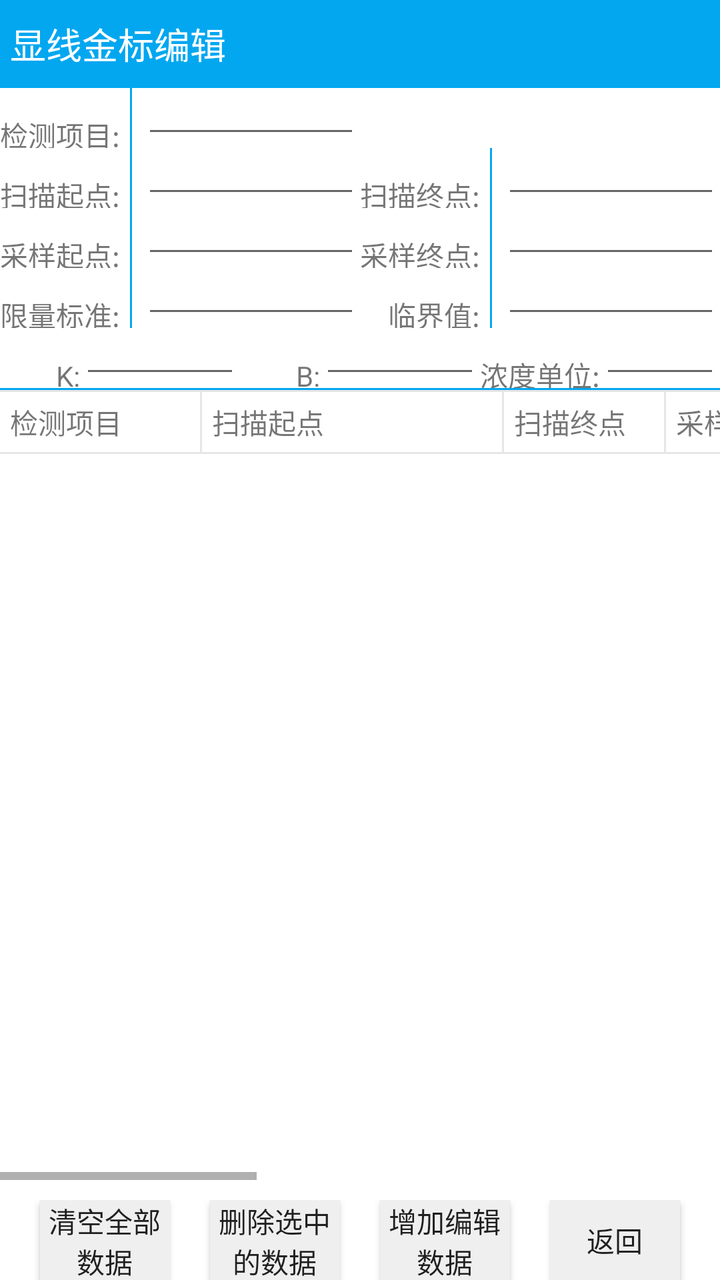
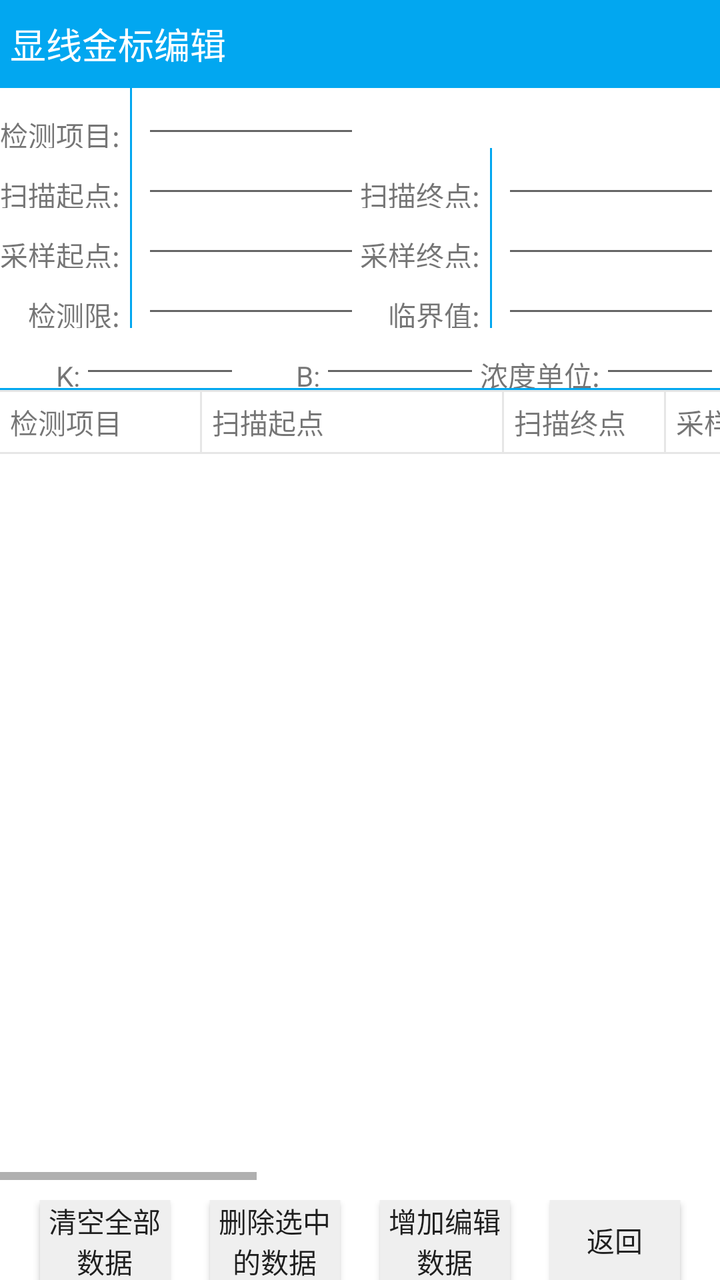

Before-and-after screenshots of an Android layout around one commit, followed by the original layout XML and the change that was made.
<!-- AndroidManifest.xml: application theme AppTheme -->
<!-- res/layout/check_projectround_edit.xml -->
<?xml version="1.0" encoding="utf-8"?>
<LinearLayout xmlns:android="http://schemas.android.com/apk/res/android"
    android:layout_width="match_parent"
    android:layout_height="match_parent"
    android:background="#ffffff"
    android:orientation="vertical" >

    <TextView
        android:layout_width="match_parent"
        android:layout_height="44dp"
        android:layout_alignParentTop="true"
        android:background="@color/THEME_COLOR"
        android:gravity="center_vertical"
        android:paddingLeft="5dp"
        android:text="显线金标编辑"
        android:textColor="#ffffff"
        android:textSize="18sp" />

    <TableLayout
        android:layout_width="match_parent"
        android:layout_height="wrap_content" >

        <TableRow>

            <LinearLayout
                android:layout_width="0dp"
                android:layout_height="30dp"
                android:layout_weight="1.0"
                android:orientation="horizontal" >

                <TextView
                    android:layout_width="60dp"
                    android:layout_height="30dp"
                    android:gravity="center_vertical|right"
                    android:text="检测项目:" />

                <View
                    android:layout_width="1dp"
                    android:layout_height="match_parent"
                    android:layout_marginLeft="5dp"
                    android:layout_marginRight="5dp"
                    android:background="@color/THEME_COLOR" />

                <EditText
                    android:lines="1"
                    android:layout_width="0dp"
                    android:layout_height="30dp"
                    android:layout_weight="1.0" />
            </LinearLayout>

            <LinearLayout
                android:layout_width="0dp"
                android:layout_height="30dp"
                android:layout_weight="1.0"
                android:orientation="horizontal" >
            </LinearLayout>
        </TableRow>

        <TableRow>

            <LinearLayout
                android:layout_width="0dp"
                android:layout_height="30dp"
                android:layout_weight="1.0"
                android:orientation="horizontal" >

                <TextView
                    android:layout_width="60dp"
                    android:layout_height="30dp"
                    android:gravity="center_vertical|right"
                    android:text="扫描起点:" />

                <View
                    android:layout_width="1dp"
                    android:layout_height="match_parent"
                    android:layout_marginLeft="5dp"
                    android:layout_marginRight="5dp"
                    android:background="@color/THEME_COLOR" />

                <EditText
                    android:lines="1"
                    android:layout_width="0dp"
                    android:layout_height="30dp"
                    android:layout_weight="1.0" />
            </LinearLayout>

            <LinearLayout
                android:layout_width="0dp"
                android:layout_height="30dp"
                android:layout_weight="1.0"
                android:orientation="horizontal" >

                <TextView
                    android:layout_width="60dp"
                    android:layout_height="30dp"
                    android:gravity="center_vertical|right"
                    android:text="扫描终点:" />

                <View
                    android:layout_width="1dp"
                    android:layout_height="match_parent"
                    android:layout_marginLeft="5dp"
                    android:layout_marginRight="5dp"
                    android:background="@color/THEME_COLOR" />

                <EditText
                    android:lines="1"
                    android:layout_width="0dp"
                    android:layout_height="30dp"
                    android:layout_weight="1.0" />
            </LinearLayout>
        </TableRow>

        <TableRow>

            <LinearLayout
                android:layout_width="0dp"
                android:layout_height="30dp"
                android:layout_weight="1.0"
                android:orientation="horizontal" >

                <TextView
                    android:layout_width="60dp"
                    android:layout_height="30dp"
                    android:gravity="center_vertical|right"
                    android:text="采样起点:" />

                <View
                    android:layout_width="1dp"
                    android:layout_height="match_parent"
                    android:layout_marginLeft="5dp"
                    android:layout_marginRight="5dp"
                    android:background="@color/THEME_COLOR" />

                <EditText
                    android:lines="1"
                    android:layout_width="0dp"
                    android:layout_height="30dp"
                    android:layout_weight="1.0" />
            </LinearLayout>

            <LinearLayout
                android:layout_width="0dp"
                android:layout_height="30dp"
                android:layout_weight="1.0"
                android:orientation="horizontal" >

                <TextView
                    android:layout_width="60dp"
                    android:layout_height="30dp"
                    android:gravity="center_vertical|right"
                    android:text="采样终点:" />

                <View
                    android:layout_width="1dp"
                    android:layout_height="match_parent"
                    android:layout_marginLeft="5dp"
                    android:layout_marginRight="5dp"
                    android:background="@color/THEME_COLOR" />

                <EditText
                    android:lines="1"
                    android:layout_width="0dp"
                    android:layout_height="30dp"
                    android:layout_weight="1.0" />
            </LinearLayout>
        </TableRow>

        <TableRow>

            <LinearLayout
                android:layout_width="0dp"
                android:layout_height="30dp"
                android:layout_weight="1.0"
                android:orientation="horizontal" >

                <TextView
                    android:layout_width="60dp"
                    android:layout_height="30dp"
                    android:gravity="center_vertical|right"
                    android:text="限量标准:" />

                <View
                    android:layout_width="1dp"
                    android:layout_height="match_parent"
                    android:layout_marginLeft="5dp"
                    android:layout_marginRight="5dp"
                    android:background="@color/THEME_COLOR" />

                <EditText
                    android:lines="1"
                    android:layout_width="0dp"
                    android:layout_height="30dp"
                    android:layout_weight="1.0" />
            </LinearLayout>

            <LinearLayout
                android:layout_width="0dp"
                android:layout_height="30dp"
                android:layout_weight="1.0"
                android:orientation="horizontal" >

                <TextView
                    android:layout_width="60dp"
                    android:layout_height="30dp"
                    android:gravity="center_vertical|right"
                    android:text="临界值:" />

                <View
                    android:layout_width="1dp"
                    android:layout_height="match_parent"
                    android:layout_marginLeft="5dp"
                    android:layout_marginRight="5dp"
                    android:background="@color/THEME_COLOR" />

                <EditText
                    android:lines="1"
                    android:layout_width="0dp"
                    android:layout_height="30dp"
                    android:layout_weight="1.0" />
            </LinearLayout>
        </TableRow>

        <TableRow>

            <LinearLayout
                android:layout_width="0dp"
                android:layout_height="30dp"
                android:layout_weight="1.0"
                android:orientation="horizontal" >

                <TextView
                    android:layout_width="40dp"
                    android:layout_height="30dp"
                    android:gravity="center_vertical|right"
                    android:text="K:" />

                <EditText
                    android:lines="1"
                    android:layout_width="0dp"
                    android:layout_height="30dp"
                    android:layout_weight="1.0" />
            </LinearLayout>

            <LinearLayout
                android:layout_width="0dp"
                android:layout_height="30dp"
                android:layout_weight="1.0"
                android:orientation="horizontal" >

                <TextView
                    android:layout_width="40dp"
                    android:layout_height="30dp"
                    android:gravity="center_vertical|right"
                    android:text="B:" />

                <EditText
                    android:lines="1"
                    android:layout_width="0dp"
                    android:layout_height="30dp"
                    android:layout_weight="1.0" />
            </LinearLayout>

            <LinearLayout
                android:layout_width="0dp"
                android:layout_height="30dp"
                android:layout_weight="1.0"
                android:orientation="horizontal" >

                <TextView
                    android:layout_width="60dp"
                    android:layout_height="30dp"
                    android:gravity="center_vertical|right"
                    android:text="浓度单位:" />

                <EditText
                    android:lines="1"
                    android:layout_width="0dp"
                    android:layout_height="30dp"
                    android:layout_weight="1.0" />
            </LinearLayout>
        </TableRow>
    </TableLayout>

    <View
        android:layout_width="match_parent"
        android:layout_height="1dp"
        android:background="@color/THEME_COLOR" />

    <HorizontalScrollView
        android:layout_width="wrap_content"
        android:layout_height="0dp"
        android:layout_weight="1.0" >

        <LinearLayout
            android:layout_width="wrap_content"
            android:layout_height="match_parent"
            android:orientation="vertical" >

            <View
                android:layout_width="match_parent"
                android:layout_height="1dp"
                android:background="#e6e6e6" />

            <LinearLayout
                android:layout_width="wrap_content"
                android:layout_height="30dp"
                android:orientation="horizontal" >

                <TextView
                    android:layout_width="100dp"
                    android:layout_height="match_parent"
                    android:gravity="center_vertical|left"
                    android:paddingLeft="5dp"
                    android:text="检测项目" />

                <View
                    android:layout_width="1dp"
                    android:layout_height="match_parent"
                    android:background="#e6e6e6" />

                <TextView
                    android:layout_width="150dp"
                    android:layout_height="match_parent"
                    android:gravity="center_vertical|left"
                    android:paddingLeft="5dp"
                    android:text="扫描起点" />

                <View
                    android:layout_width="1dp"
                    android:layout_height="match_parent"
                    android:background="#e6e6e6" />

                <TextView
                    android:layout_width="80dp"
                    android:layout_height="match_parent"
                    android:gravity="center_vertical|left"
                    android:paddingLeft="5dp"
                    android:text="扫描终点" />

                <View
                    android:layout_width="1dp"
                    android:layout_height="match_parent"
                    android:background="#e6e6e6" />

                <TextView
                    android:layout_width="150dp"
                    android:layout_height="match_parent"
                    android:gravity="center_vertical|left"
                    android:paddingLeft="5dp"
                    android:text="采样起点" />

                <View
                    android:layout_width="1dp"
                    android:layout_height="match_parent"
                    android:background="#e6e6e6" />

                <TextView
                    android:layout_width="100dp"
                    android:layout_height="match_parent"
                    android:gravity="center_vertical|left"
                    android:paddingLeft="5dp"
                    android:text="采样终点" />

                <View
                    android:layout_width="1dp"
                    android:layout_height="match_parent"
                    android:background="#e6e6e6" />

                <TextView
                    android:layout_width="80dp"
                    android:layout_height="match_parent"
                    android:gravity="center_vertical|left"
                    android:paddingLeft="5dp"
                    android:text="限量标准" />

                <View
                    android:layout_width="1dp"
                    android:layout_height="match_parent"
                    android:background="#e6e6e6" />

                <TextView
                    android:layout_width="80dp"
                    android:layout_height="match_parent"
                    android:gravity="center_vertical|left"
                    android:paddingLeft="5dp"
                    android:text="临界值" />

                <View
                    android:layout_width="1dp"
                    android:layout_height="match_parent"
                    android:background="#e6e6e6" />

                <TextView
                    android:layout_width="80dp"
                    android:layout_height="match_parent"
                    android:gravity="center_vertical|left"
                    android:paddingLeft="5dp"
                    android:text="K" />

                <View
                    android:layout_width="1dp"
                    android:layout_height="match_parent"
                    android:background="#e6e6e6" />

                <TextView
                    android:layout_width="80dp"
                    android:layout_height="match_parent"
                    android:gravity="center_vertical|left"
                    android:paddingLeft="5dp"
                    android:text="B" />

                <View
                    android:layout_width="1dp"
                    android:layout_height="match_parent"
                    android:background="#e6e6e6" />

                <TextView
                    android:layout_width="100dp"
                    android:layout_height="match_parent"
                    android:gravity="center_vertical|left"
                    android:paddingLeft="5dp"
                    android:text="浓度单位" />
            </LinearLayout>

            <View
                android:layout_width="match_parent"
                android:layout_height="1dp"
                android:background="#e6e6e6" />

            <ListView
                android:id="@+id/check_project_round_listview"
                android:layout_width="match_parent"
                android:layout_height="match_parent" >
            </ListView>
        </LinearLayout>
    </HorizontalScrollView>

    <LinearLayout
        android:layout_width="match_parent"
        android:layout_height="40dp"
        android:layout_marginTop="10dp"
        android:background="#ffffff"
        android:orientation="horizontal" >

        <Button
            android:layout_width="0dp"
            android:layout_height="match_parent"
            android:layout_marginLeft="20dp"
            android:layout_weight="1.0"
           android:background="@color/BACK_GROUND_COLOR"
            android:onClick="ClickCompany"
            android:text="清空全部数据" />

        <Button
            android:layout_width="0dp"
            android:layout_height="match_parent"
            android:layout_marginLeft="20dp"
            android:layout_weight="1.0"
            android:background="@color/BACK_GROUND_COLOR"
            android:onClick="ClickCompany"
            android:text="删除选中的数据" />

        <Button
            android:layout_width="0dp"
            android:layout_height="match_parent"
            android:layout_marginLeft="20dp"
            android:layout_weight="1.0"
             android:background="@color/BACK_GROUND_COLOR"
            android:onClick="ClickCompany"
            android:text="增加编辑数据" />

        <Button
            android:layout_width="0dp"
            android:layout_height="match_parent"
            android:layout_marginLeft="20dp"
            android:layout_marginRight="20dp"
            android:layout_weight="1.0"
            android:background="@color/BACK_GROUND_COLOR"
            android:onClick="ClickBack"
            android:text="返回" />
    </LinearLayout>

</LinearLayout>
<!-- resources referenced by this layout -->
<resources>
  <color name="BACK_GROUND_COLOR">#efefef</color>
  <color name="THEME_COLOR">#02A7F0</color>
  <style name="AppTheme" parent="Theme.AppCompat.Light.DarkActionBar">
          
          <item name="android:windowNoTitle">true</item>
          <item name="android:windowFullscreen">true</item>
      </style>
</resources>

<!-- the commit's change to res/layout/check_projectround_edit.xml (unified diff, before → after) -->
@@ -178,7 +178,7 @@
                     android:layout_width="60dp"
                     android:layout_height="30dp"
                     android:gravity="center_vertical|right"
-                    android:text="限量标准:" />
+                    android:text="检测限:" />
 
                 <View
                     android:layout_width="1dp"
@@ -372,7 +372,7 @@
                     android:layout_height="match_parent"
                     android:gravity="center_vertical|left"
                     android:paddingLeft="5dp"
-                    android:text="限量标准" />
+                    android:text="检测限" />
 
                 <View
                     android:layout_width="1dp"
